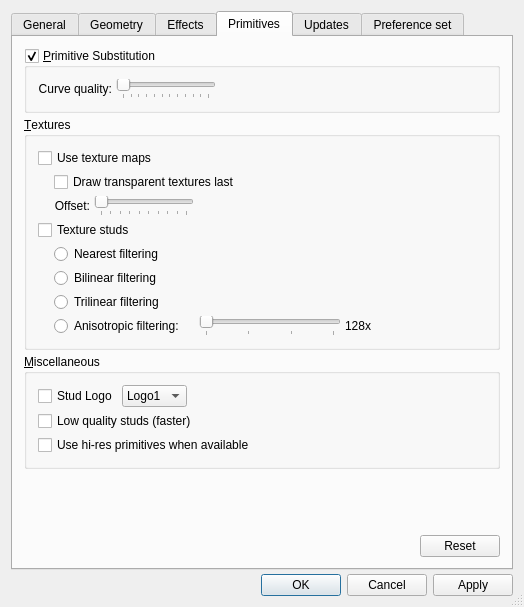
This is ldvlib/LDVQt/LDVPreferencesPanel.ui in trevorsandy/lpub3d-ci as Qt 5 draws it before an edit. The edited form follows.
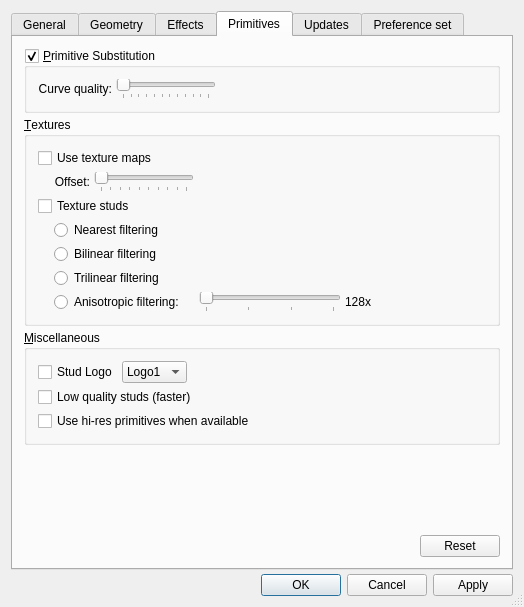
This is the edited form. The open tabs and pages were chosen to show the change. Icons and pictures are not drawn.

Commit message: Removed "Draw transparent textures last" option from LDV preferences. #430

Diff of the .ui file:
```diff
--- a/ldvlib/LDVQt/LDVPreferencesPanel.ui
+++ b/ldvlib/LDVQt/LDVPreferencesPanel.ui
@@ -3031,13 +3031,6 @@
                   <property name="bottomMargin">
                    <number>0</number>
                   </property>
-                  <item>
-                   <widget class="QCheckBox" name="drawTransparentTexturesLastButton">
-                    <property name="text">
-                     <string>Draw transparent textures last</string>
-                    </property>
-                   </widget>
-                  </item>
                   <item>
                    <layout class="QHBoxLayout">
                     <property name="spacing">
```
Left out of the diff: 4 changed lines with no effect on the pictures. The commit also changes 10 other files.
